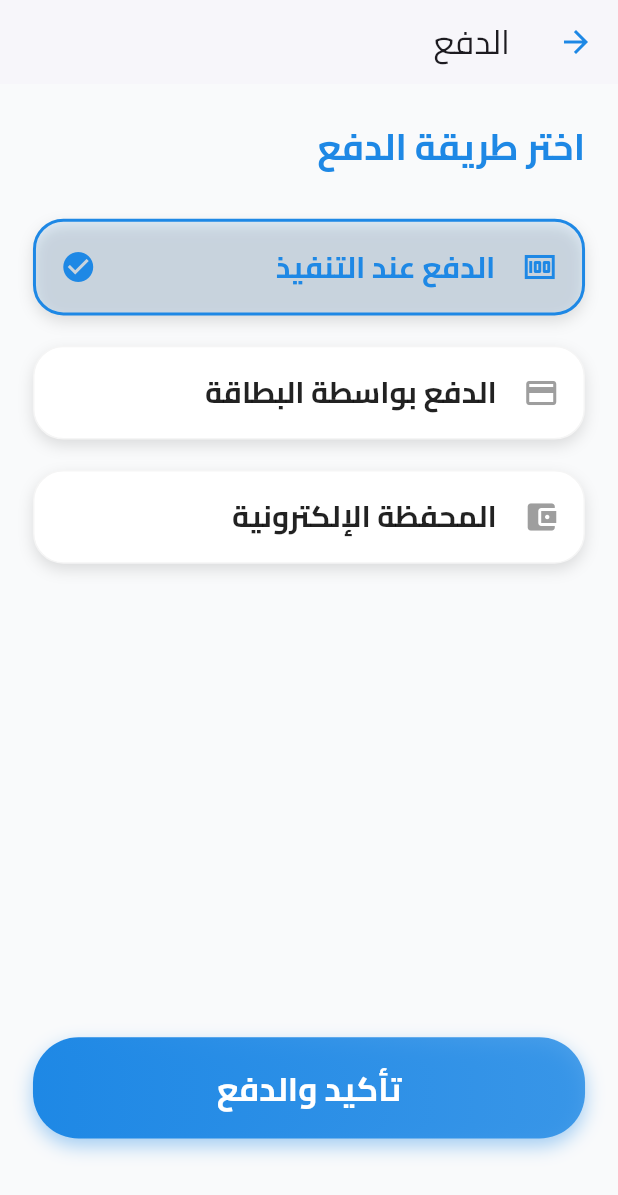
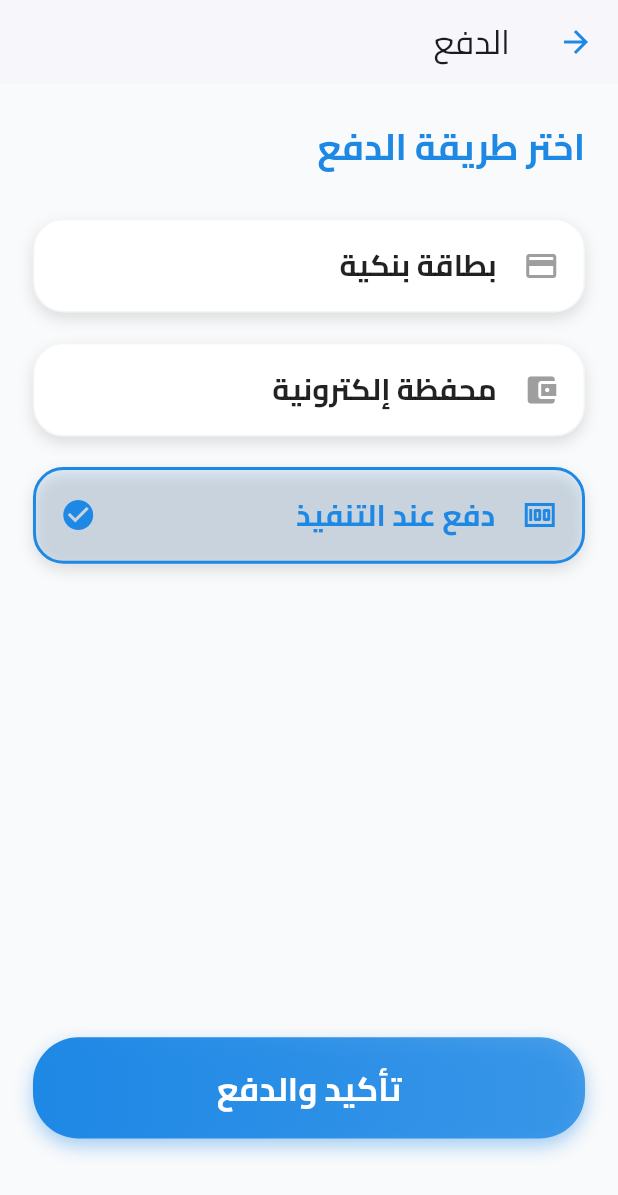
Before and after one commit to gerges46/smart_wash, a Flutter app: the PaymentView screen opened by its route, on a phone screen of 412 x 824 dp. Shown: the top 1195 px of the screen. Run offline on Flutter 3.47's test engine with Material 3 defaults, Android fonts, the phone set to English and light mode, and no system bars; our stand-ins replace awesome_dialog, bloc, cloud_firestore, equatable, firebase_auth, firebase_core and 3 more; accounts and stored records are empty.

```diff
--- a/lib/core/routes/app_router.dart
+++ b/lib/core/routes/app_router.dart
@@ -69,7 +69,8 @@ class RouteGenerator {
         return MaterialPageRoute(builder: (_) => const PreBookingView());
 
       case Routes.paymentRoute:
-        return MaterialPageRoute(builder: (_) => const PaymentView());
+  return MaterialPageRoute(builder: (_) => const PaymentView(bookingId: ''));
+
 
       case Routes.myBookingsRoute:
         return MaterialPageRoute(builder: (_) => const MyBookingsView());
--- a/lib/features/user/booking/new_booking_view/cubit/booking_state.dart
+++ b/lib/features/user/booking/new_booking_view/cubit/booking_state.dart
@@ -1,45 +1,65 @@
 part of 'booking_cubit.dart';
-
 class BookingState extends Equatable {
   final String? service;
+  final double? price; // ✅ السعر الجديد
   final DateTime? date;
   final TimeOfDay? time;
   final String? address;
   final String? status;
   final Map<String, dynamic>? lastBooking;
   final bool isLoading;
+   final String? bookingId;
+  final bool isPaying;
+  final bool isPaid;
+  final bool isCancelled;
+
 
   const BookingState({
     this.service,
+    this.price, // ✅
     this.date,
     this.time,
     this.address,
     this.status,
     this.lastBooking,
     this.isLoading = false,
+    this.bookingId,
+    this.isPaying = false,
+    this.isPaid = false,
+    this.isCancelled = false,
   });
 
   BookingState copyWith({
     String? service,
+    double? price, // ✅
     DateTime? date,
     TimeOfDay? time,
     String? address,
     String? status,
     Map<String, dynamic>? lastBooking,
     bool? isLoading,
+     String? bookingId,
+    bool? isPaying,
+    bool? isPaid,
+    bool? isCancelled,
   }) {
     return BookingState(
       service: service ?? this.service,
+      price: price ?? this.price, // ✅
       date: date ?? this.date,
       time: time ?? this.time,
       address: address ?? this.address,
       status: status ?? this.status,
       lastBooking: lastBooking ?? this.lastBooking,
       isLoading: isLoading ?? this.isLoading,
+       bookingId: bookingId ?? this.bookingId,
+      isPaying: isPaying ?? this.isPaying,
+      isPaid: isPaid ?? this.isPaid,
+      isCancelled: isCancelled ?? this.isCancelled,
     );
   }
 
   @override
   List<Object?> get props =>
-      [service, date, time, address, status, lastBooking, isLoading];
+      [service, price, date, time, address, status, lastBooking, isLoading,bookingId, isPaying, isPaid, isCancelled];
 }
--- a/lib/features/user/booking/payment/payment_view.dart
+++ b/lib/features/user/booking/payment/payment_view.dart
@@ -1,4 +1,5 @@
 import 'package:flutter/material.dart';
+import 'package:flutter_bloc/flutter_bloc.dart';
 import 'package:flutter_screenutil/flutter_screenutil.dart';
 import 'package:smart_clean/core/constants/app_color.dart';
 import 'package:smart_clean/core/constants/app_strings.dart';
@@ -6,52 +7,64 @@ import 'package:smart_clean/core/constants/value_manager.dart';
 import 'package:smart_clean/core/routes/app_router.dart';
 import 'package:smart_clean/features/user/booking/payment/payment_constants.dart';
 import 'package:smart_clean/features/user/booking/payment/payment_option_card.dart';
+import 'package:smart_clean/features/user/booking/new_booking_view/cubit/booking_cubit.dart';
 
 class PaymentView extends StatefulWidget {
-  final bool prebooking;
-  const PaymentView({super.key, this.prebooking = false});
+  final String bookingId;
+  const PaymentView({super.key, required this.bookingId});
 
   @override
   State<PaymentView> createState() => _PaymentViewState();
 }
 
 class _PaymentViewState extends State<PaymentView> {
-  String _method = PaymentMethods.cash;
+  String _selectedMethod = PaymentMethods.cash; // الافتراضي: الدفع عند التنفيذ
 
-  void _pay() {
-    showDialog(
-      context: context,
-      builder: (_) => AlertDialog(
-        title: const Text(AppStrings.successTitle),
-        content: const Text(AppStrings.paymentSuccess),
-        actions: [
-          TextButton(
-            onPressed: () {
-              Navigator.pop(context);
+  @override
+  Widget build(BuildContext context) {
+    final cubit = context.read<BookingCubit>();
+    cubit.setBookingId(widget.bookingId);
+
+    return WillPopScope(
+      onWillPop: () => cubit.confirmExit(context),
+      child: Scaffold(
+        backgroundColor: AppColors.background,
+        appBar: AppBar(
+          title: const Text(AppStrings.paymentTitle),
+          backgroundColor: AppColors.white,
+          elevation: 1,
+          leading: IconButton(
+            icon: const Icon(Icons.arrow_back, color: AppColors.primary),
+            onPressed: () async {
+              final shouldExit = await cubit.confirmExit(context);
+              if (shouldExit && context.mounted) Navigator.pop(context);
+            },
+          ),
+        ),
+
+        // ✅ BlocConsumer: بنسمع الحالات ونعرض الرسائل بناءً عليها
+        body: BlocConsumer<BookingCubit, BookingState>(
+          listener: (context, state) {
+            if (state.isPaid) {
+              ScaffoldMessenger.of(context).showSnackBar(
+                const SnackBar(
+                  content: Text("✅ تم الدفع بنجاح!"),
+                  backgroundColor: Colors.green,
+                  duration: Duration(seconds: 2),
+                ),
+              );
               Navigator.pushNamedAndRemoveUntil(
                 context,
                 Routes.bookingDetailsRoute,
                 (route) => false,
               );
-            },
-            child: const Text(AppStrings.okay),
-          ),
-        ],
-      ),
-    );
             }
 
-  @override
-  Widget build(BuildContext context) {
-    return Scaffold(
-      backgroundColor: AppColors.background,
-      appBar: AppBar(
-        title: const Text(AppStrings.paymentTitle),
-        backgroundColor: AppColors.white,
-        iconTheme: IconThemeData(color: AppColors.primary),
-        elevation: 1,
-      ),
-      body: Padding(
+
+          },
+
+          builder: (context, state) {
+            return Padding(
               padding: EdgeInsets.symmetric(
                 horizontal: AppPadding.p20.w,
                 vertical: AppPadding.p24.h,
@@ -59,56 +72,109 @@ class _PaymentViewState extends State<PaymentView> {
               child: Column(
                 crossAxisAlignment: CrossAxisAlignment.start,
                 children: [
-            // 🟦 العنوان
-            Text(
-              AppStrings.selectPaymentMethod,
-              style: PaymentTextStyles.header,
-            ),
+                  Text(AppStrings.selectPaymentMethod,
+                      style: PaymentTextStyles.header),
                   SizedBox(height: AppSize.s20.h),
 
-            // 💳 خيارات الدفع
+                  // 💳 بطاقة بنكية
                   PaymentOptionCard(
-              title: AppStrings.payOnService,
+                    title: "بطاقة بنكية",
+                    value: PaymentMethods.card,
+                    icon: Icons.credit_card,
+                    selected: _selectedMethod == PaymentMethods.card,
+                    onTap: () =>
+                        setState(() => _selectedMethod = PaymentMethods.card),
+                  ),
+
+                  // 👛 محفظة إلكترونية
+                  PaymentOptionCard(
+                    title: "محفظة إلكترونية",
+                    value: PaymentMethods.wallet,
+                    icon: Icons.account_balance_wallet,
+                    selected: _selectedMethod == PaymentMethods.wallet,
+                    onTap: () =>
+                        setState(() => _selectedMethod = PaymentMethods.wallet),
+                  ),
+
+                  // 💵 دفع عند التنفيذ
+                  PaymentOptionCard(
+                    title: "دفع عند التنفيذ",
                     value: PaymentMethods.cash,
                     icon: Icons.money,
-              selected: _method == PaymentMethods.cash,
-              onTap: () => setState(() => _method = PaymentMethods.cash),
-            ),
-            PaymentOptionCard(
-              title: AppStrings.payByCard,
-              value: PaymentMethods.card,
-              icon: Icons.credit_card,
-              selected: _method == PaymentMethods.card,
-              onTap: () => setState(() => _method = PaymentMethods.card),
-            ),
-            PaymentOptionCard(
-              title: AppStrings.walletPayment,
-              value: PaymentMethods.wallet,
-              icon: Icons.account_balance_wallet,
-              selected: _method == PaymentMethods.wallet,
-              onTap: () => setState(() => _method = PaymentMethods.wallet),
+                    selected: _selectedMethod == PaymentMethods.cash,
+                    onTap: () =>
+                        setState(() => _selectedMethod = PaymentMethods.cash),
                   ),
 
                   const Spacer(),
 
-            // 🟩 زر التأكيد
+                  // 🟩 زر التأكيد والدفع
                   GestureDetector(
-              onTap: _pay,
+                    onTap: state.isPaying
+                        ? null
+                        : () async {
+                            if (_selectedMethod == PaymentMethods.cash) {
+                              final confirm = await showDialog<bool>(
+                                context: context,
+                                builder: (_) => AlertDialog(
+                                  title: const Text("تأكيد الدفع عند التنفيذ"),
+                                  content: const Text(
+                                      "هل أنت متأكد أنك تريد الدفع عند التنفيذ؟"),
+                                  actions: [
+                                    TextButton(
+                                      onPressed: () =>
+                                          Navigator.pop(context, false),
+                                      child: const Text("إلغاء"),
+                                    ),
+                                    TextButton(
+                                      onPressed: () =>
+                                          Navigator.pop(context, true),
+                                      child: const Text("تأكيد"),
+                                    ),
+                                  ],
+                                ),
+                              );
+
+                              if (confirm == true && context.mounted) {
+                                ScaffoldMessenger.of(context).showSnackBar(
+                                  const SnackBar(
+                                    content:
+                                        Text("✅ تم تأكيد الدفع عند التنفيذ."),
+                                    backgroundColor: Colors.green,
+                                    duration: Duration(seconds: 2),
+                                  ),
+                                );
+
+                                Navigator.pushNamedAndRemoveUntil(
+                                  context,
+                                  Routes.bookingDetailsRoute,
+                                  (route) => false,
+                                );
+                              }
+                            } else {
+                              cubit.pay(context);
+                            }
+                          },
                     child: Container(
                       width: double.infinity,
-                padding: EdgeInsets.symmetric(vertical: AppPadding.p18.h),
+                      padding:
+                          EdgeInsets.symmetric(vertical: AppPadding.p18.h),
                       decoration: PaymentBoxDecorations.confirmButton,
                       child: Center(
-                  child: Text(
-                    AppStrings.confirmAndPay,
-                    style: PaymentTextStyles.buttonText,
-                  ),
+                        child: state.isPaying
+                            ? const CircularProgressIndicator(
+                                color: Colors.white)
+                            : Text("تأكيد والدفع",
+                                style: PaymentTextStyles.buttonText),
                       ),
                     ),
                   ),
                   SizedBox(height: AppSize.s40.h),
                 ],
               ),
+            );
+          },
+        ),
       ),
     );
   }
```
Also changed, not shown: lib/core/errors/error.dart (deleted, +0 -50 lines), lib/features/user/booking/new_booking_view/cubit/booking_cubit.dart (+232 -39 lines), lib/features/user/booking/new_booking_view/new_booking_view.dart (+1 -12 lines), lib/features/user/booking/new_booking_view/widgets/booking_form.dart (+21 -8 lines). Lines whose indentation alone changed are shown as unchanged.
